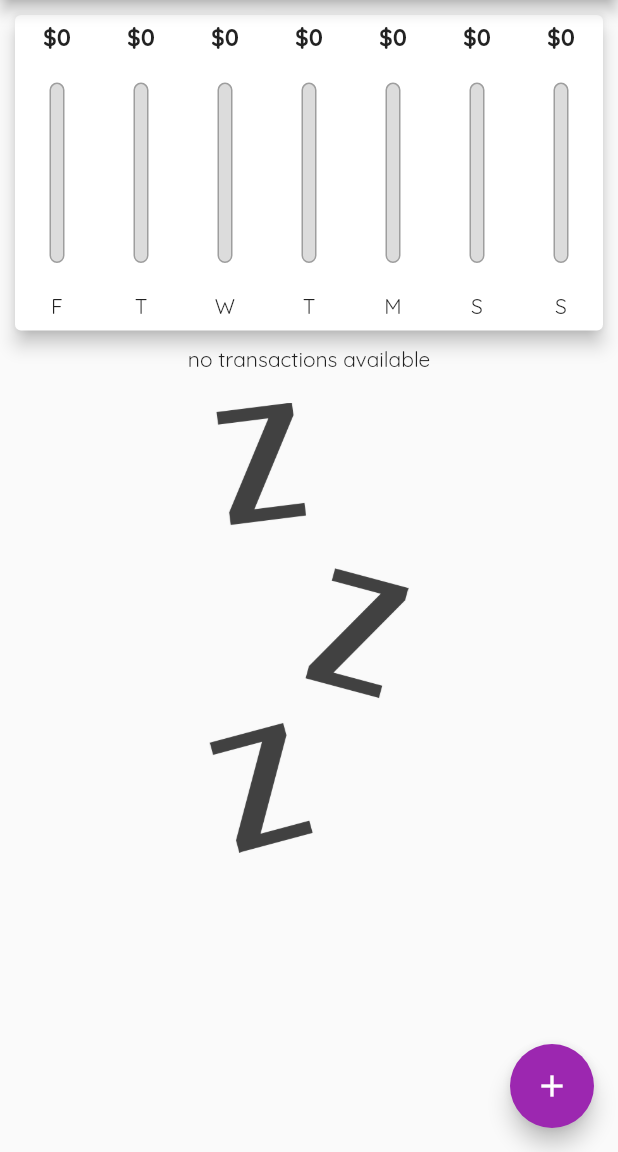
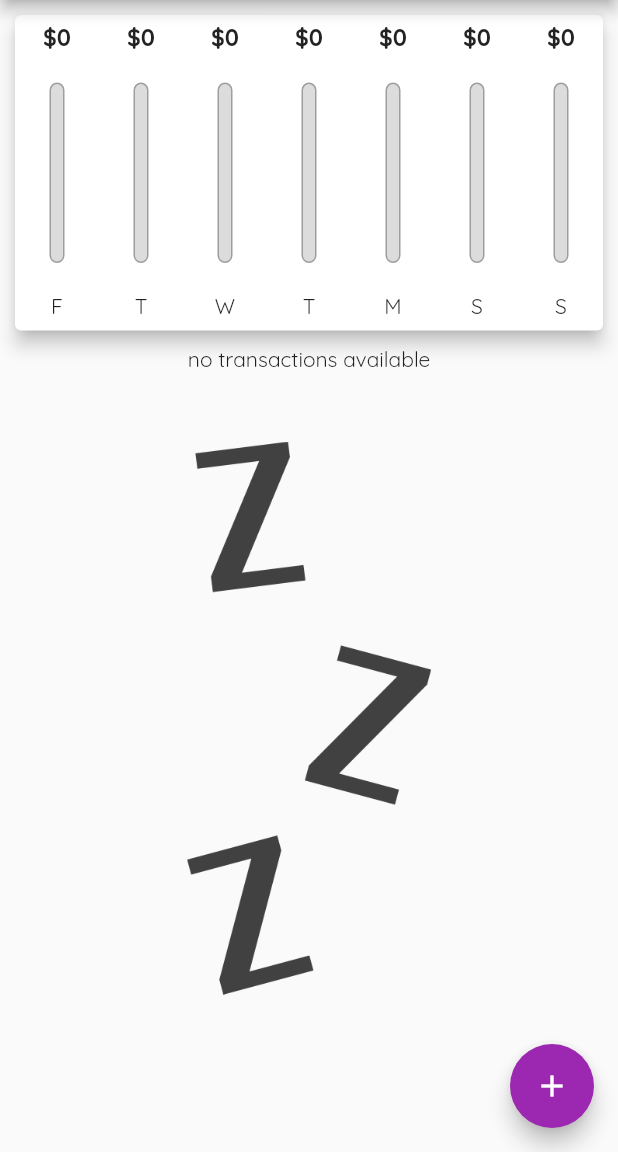
Before and after one commit to joekingsleyMukundi/personalFinaceApp, a Flutter app: the screen it shows after launch, after a tap on the "delete" icon, on a phone screen of 412 x 824 dp, the part 84-1236 px from its top. Run offline on Flutter 3.47's test engine with Material 2 defaults, Android fonts, the phone set to English and light mode, and no system bars.

```diff
--- a/lib/main.dart
+++ b/lib/main.dart
@@ -121,7 +121,7 @@ class _MyAppState extends State<MyApp> {
                   height: (MediaQuery.of(context).size.height -
                           appBar.preferredSize.height -
                           MediaQuery.of(context).padding.top) *
-                      0.661,
+                      0.6,
                   child: TransactionList(transactions, deleteTransaction),
                 ),
               ),
--- a/lib/widgets/transaction_list.dart
+++ b/lib/widgets/transaction_list.dart
@@ -17,10 +17,10 @@ class TransactionList extends StatelessWidget {
                 children: [
                   Text('no transactions available'),
                   SizedBox(
-                    height: 20,
+                    height: constraints.maxHeight * 0.1,
                   ),
                   Container(
-                    height: 300,
+                    height: constraints.maxHeight * 0.8,
                     child: Image.asset(
                       'assets/images/waiting.png',
                       fit: BoxFit.cover,
@@ -33,7 +33,7 @@ class TransactionList extends StatelessWidget {
         : ListView.builder(
             itemBuilder: (context, index) {
               return Container(
-                margin: EdgeInsets.all(5),
+                margin: EdgeInsets.all(10),
                 child: Card(
                   elevation: 10,
                   child: ListTile(
```
